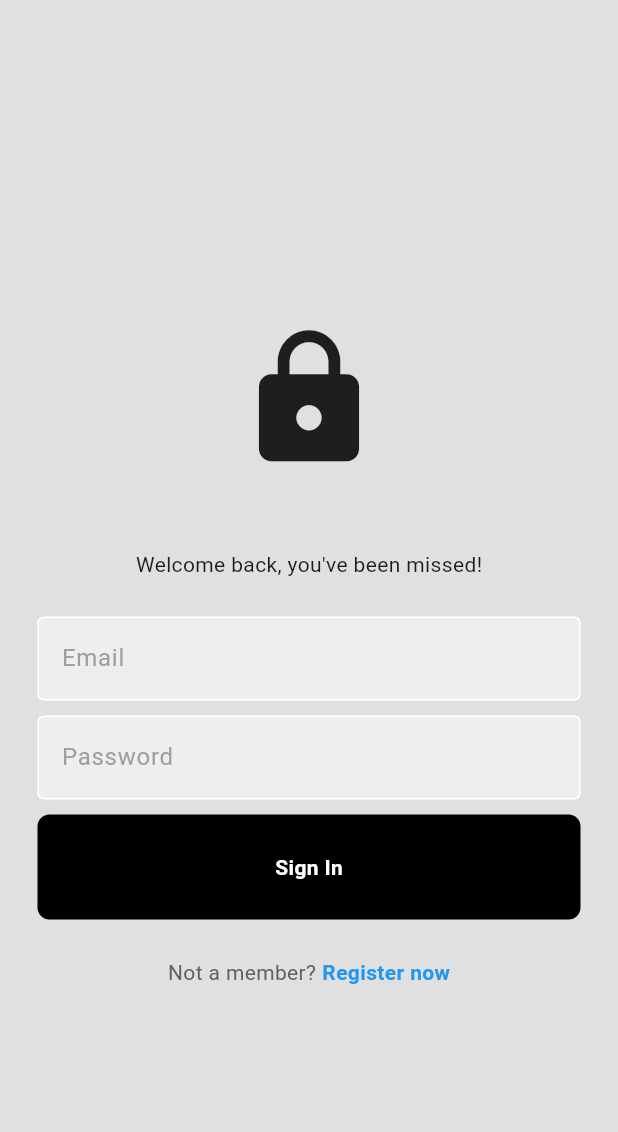
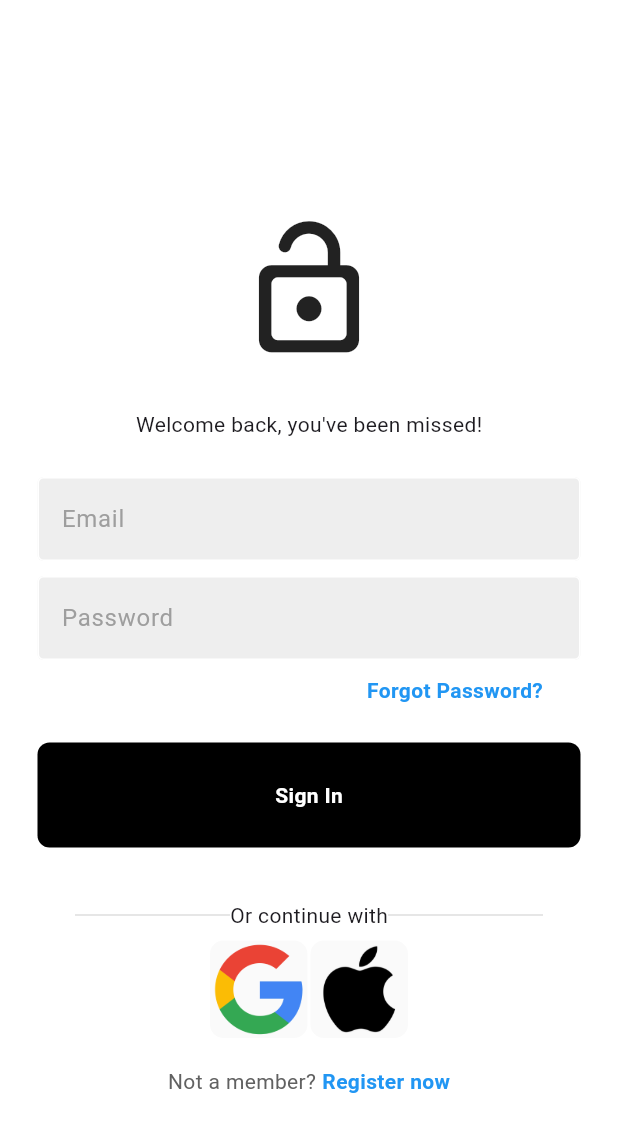
Before and after one commit to MichaelMireku/KoNnecT, a Flutter app: the screen it shows after launch, on a phone screen of 412 x 824 dp. Shown: the top 1132 px of the screen. Run offline on Flutter 3.47's test engine with Material 3 defaults, Android fonts, the phone set to English and light mode, and no system bars; our stand-ins replace cloud_firestore, firebase_auth, firebase_core; accounts and stored records are empty.

Commit message:
first commit

```diff
--- /dev/null
+++ b/lib/components/square_tile.dart
@@ -0,0 +1,23 @@
+import 'package:flutter/material.dart';
+
+class SquareTile extends StatelessWidget{
+  final String imagePath;
+  const SquareTile({
+    super.key,
+    required this.imagePath,
+});
+
+  @override
+  Widget build(BuildContext context) {
+    return Container(
+      decoration: BoxDecoration(border:Border.all(color: Colors.white),
+      borderRadius: BorderRadius.circular(10),
+        color: Colors.grey[50],
+    ),
+      child: Image.asset(
+        imagePath,
+        height: 65,
+      ),
+    );
+  }
+}
--- a/lib/main.dart
+++ b/lib/main.dart
@@ -6,7 +6,7 @@ import 'package:KoNnecT/firebase_options.dart';
 void main() async {
   WidgetsFlutterBinding.ensureInitialized();
   await Firebase.initializeApp(
-    options: DefaultFirebaseOptions.currentPlatform,
+  options: DefaultFirebaseOptions.currentPlatform,
   );
   runApp(const MyApp());
 }
--- a/lib/pages/home_page.dart
+++ b/lib/pages/home_page.dart
@@ -3,6 +3,8 @@ import 'package:KoNnecT/components/text_field.dart';
 import 'package:cloud_firestore/cloud_firestore.dart';
 import 'package:firebase_auth/firebase_auth.dart';
 import 'package:flutter/material.dart';
+
+import '../components/drawer.dart';
 
 class HomePage extends StatefulWidget {
   const HomePage({super.key});
@@ -58,7 +60,7 @@ class _HomePageState extends State<HomePage>{
            ),
           ],
       ),
-
+drawer: MyDrawer(),
       body:Center(
         child: Column(
           children: [
--- a/lib/pages/login_page.dart
+++ b/lib/pages/login_page.dart
@@ -1,8 +1,10 @@
 
+import 'package:KoNnecT/components/square_tile.dart';
 import 'package:firebase_auth/firebase_auth.dart';
 import 'package:flutter/material.dart';
 import 'package:KoNnecT/components/text_field.dart';
 import 'package:KoNnecT/components/button.dart';
+import 'package:KoNnecT/components/square_tile.dart';
 
 class LoginPage extends StatefulWidget {
   final Function()? onTap;
@@ -61,22 +63,23 @@ class _LoginPageState extends State<LoginPage> {
   @override
   Widget build(BuildContext context) {
   return Scaffold(
-   backgroundColor: Colors.grey[300],
+   backgroundColor: Colors.white,
     body:SafeArea(
       child: Center(
         child: Padding(
           padding: const EdgeInsets.symmetric(horizontal:25.0),
         child: SingleChildScrollView(
           child: Column(
+            mainAxisAlignment: MainAxisAlignment.center,
             children: [
               const SizedBox(height:50),
 
               //logo
-              Icon(
-                Icons.lock,
+              const Icon(
+                Icons.lock_open_rounded,
                 size: 100,
               ),
-              const SizedBox(height: 50),
+              const SizedBox(height: 30),
 
               //Welcome back message
               const Text(
@@ -101,24 +104,74 @@ class _LoginPageState extends State<LoginPage> {
 
               const SizedBox(height: 10),
 
+          //Forgot password?
+              Padding(
+                  padding: const EdgeInsets.symmetric(horizontal:25.0),
+              child: Row(
+                mainAxisAlignment: MainAxisAlignment.end,
+                children: [
+                  Text('Forgot Password?',
+                  style: TextStyle(color: Colors.blue,
+                  fontWeight: FontWeight.bold,
+                  ),
+                  ),
+                ],
+              ),
+              ),
+          const SizedBox(height: 25),
+
           //sign in button
           MyButton(onTap: signIn,
           text: 'Sign In',
               ),
 
-              const SizedBox(height: 25),
+              const SizedBox(height: 35),
 
+              //or continue with
+          Padding(
+              padding: const EdgeInsets.symmetric(horizontal: 25.0),
+              child: Row(
+                children: [
+                  Expanded(
+                    child: Divider(
+                    thickness: 0.5,
+                    color: Colors.grey[400],
+                  ),
+                  ),
+            Text('Or continue with'),
+                  Expanded(
+                 child: Divider(
+                      thickness: 0.5,
+                  color: Colors.grey[400],
+                  ),
+                  ),
+                ],
+              ),
+              ),
               //go to register page
+const SizedBox(height:6),
+               //google + apple sign in buttons
               Row(
                 mainAxisAlignment: MainAxisAlignment.center,
                 children: [
-                  Text(
-                      'Not a member?',
-                  style: TextStyle(
-                    color: Colors.grey[700],
+                  //google button
+                  SquareTile(imagePath: 'lib/images/google.png'),
+
+        //apple button
+                  SquareTile(imagePath: 'lib/images/apple.png'),
+              ],
               ),
+
+              const SizedBox(height: 18),
+
+    //not a member?register nowL
+    Row(
+      mainAxisAlignment: MainAxisAlignment.center,
+    children: [
+    Text('Not a member?', style: TextStyle(color: Colors.grey[700],),
     ),
     const SizedBox(width: 4),
+
     GestureDetector(
     onTap: widget.onTap,
     child:Text("Register now",
@@ -129,11 +182,13 @@ class _LoginPageState extends State<LoginPage> {
     ),
     ),
     ],
-              )
+    ),
+
             ],
           ),
+
+
       ),
-
     ),
     ),
   ),
--- a/pubspec.yaml
+++ b/pubspec.yaml
@@ -62,8 +62,8 @@ flutter:
   uses-material-design: true
 
   # To add assets to your application, add an assets section, like this:
-  # assets:
-  #   - images/a_dot_burr.jpeg
+  assets:
+     - lib/images/
   #   - images/a_dot_ham.jpeg
 
   # An image asset can refer to one or more resolution-specific "variants", see
```
Also changed, not shown: lib/components/drawer.dart (added, +30 -0 lines), lib/components/my_lists_title.dart (added, +20 -0 lines), lib/images/apple.png (added), lib/images/google.png (added), 2 other files. Lines whose indentation alone changed are shown as unchanged.
